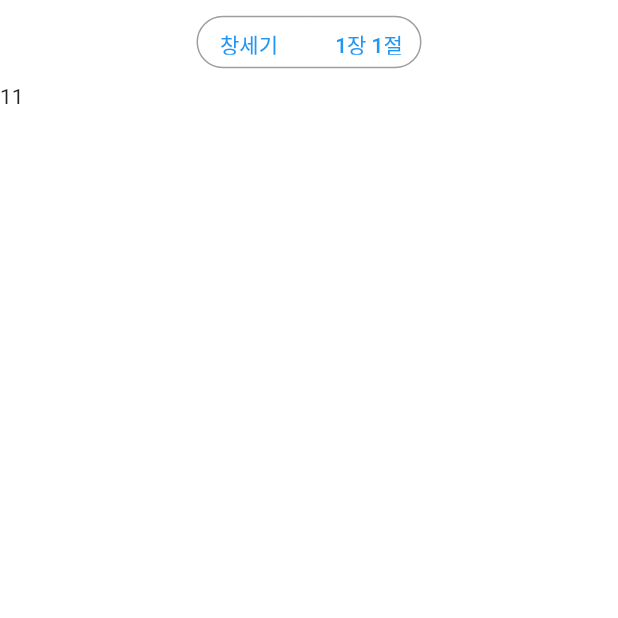
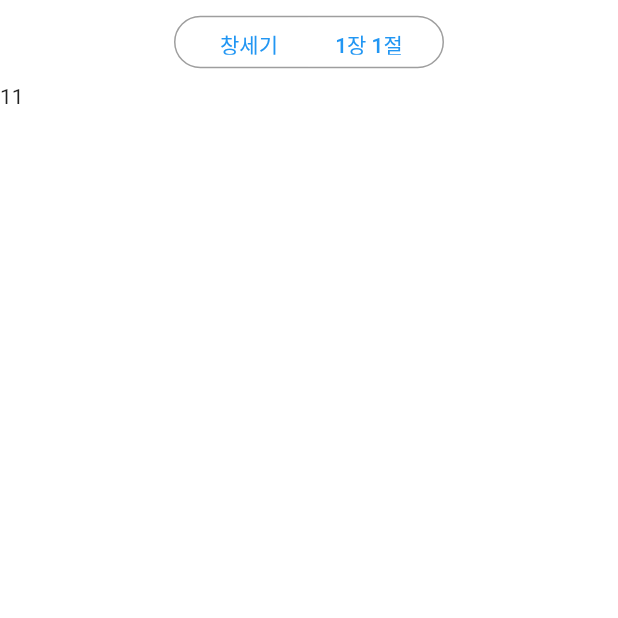
Before and after one commit to hicor1/flutter_1, a Flutter app: the screen it shows after launch, on a phone screen of 412 x 824 dp, the top half of it. Run offline on Flutter 3.47's test engine with Material 2 defaults, Android fonts, the phone set to English and light mode, and no system bars; our stand-ins replace get, sqflite; accounts and stored records are empty.

Commit message:
first commit

```diff
--- a/lib/pages/bible_page.dart
+++ b/lib/pages/bible_page.dart
@@ -2,6 +2,8 @@ import 'package:flutter/material.dart';
 import 'package:get/get.dart';
 import 'package:hicor_1/pages/bible_list_page.dart';
 
+//(성서이름이 담길공간, "상태저장"기능을 사용학 위해 전역변수로 선언
+String _SelectedBible = "창세기";
 
 class BiblePage extends StatefulWidget {
   const BiblePage({Key? key}) : super(key: key);
@@ -10,10 +12,13 @@ class BiblePage extends StatefulWidget {
   _BiblePageState createState() => _BiblePageState();
 }
 
-class _BiblePageState extends State<BiblePage> {
+class _BiblePageState extends State<BiblePage> with AutomaticKeepAliveClientMixin {
 
-  //(성서 리스트 받아오기)
-  String _SelectedBible = "창세기";
+  // (상태저장)페이지 변환에도 상태가 변하지 않도록 설정
+  @override
+  bool get wantKeepAlive =>true;
+
+  //(다음페이지에서 선택된 성서이름 받아오기)
   void _getBible() async{
     var value =  await Get.to(BibleListPage());
     setState(() {
@@ -21,11 +26,11 @@ class _BiblePageState extends State<BiblePage> {
     });
   }
 
-
   @override
   //(초기화) 페이지 로딩과 동시에 초기화 진행
   void initState() {
     super.initState();
+    print("페이지 초기화 완료");
     //_getBible();
   }
   Widget build(BuildContext context) {
@@ -35,7 +40,7 @@ class _BiblePageState extends State<BiblePage> {
         //bottom: PreferredSize(preferredSize: Size.fromHeight(1), child: Container(color: Colors.grey, height: 0.3,)),
         centerTitle: true,
         title: Container(
-          width: 150,
+          width: 180,
           height:35,
           decoration: BoxDecoration(
             border: Border.all(width: 1, color: Colors.grey),
```
